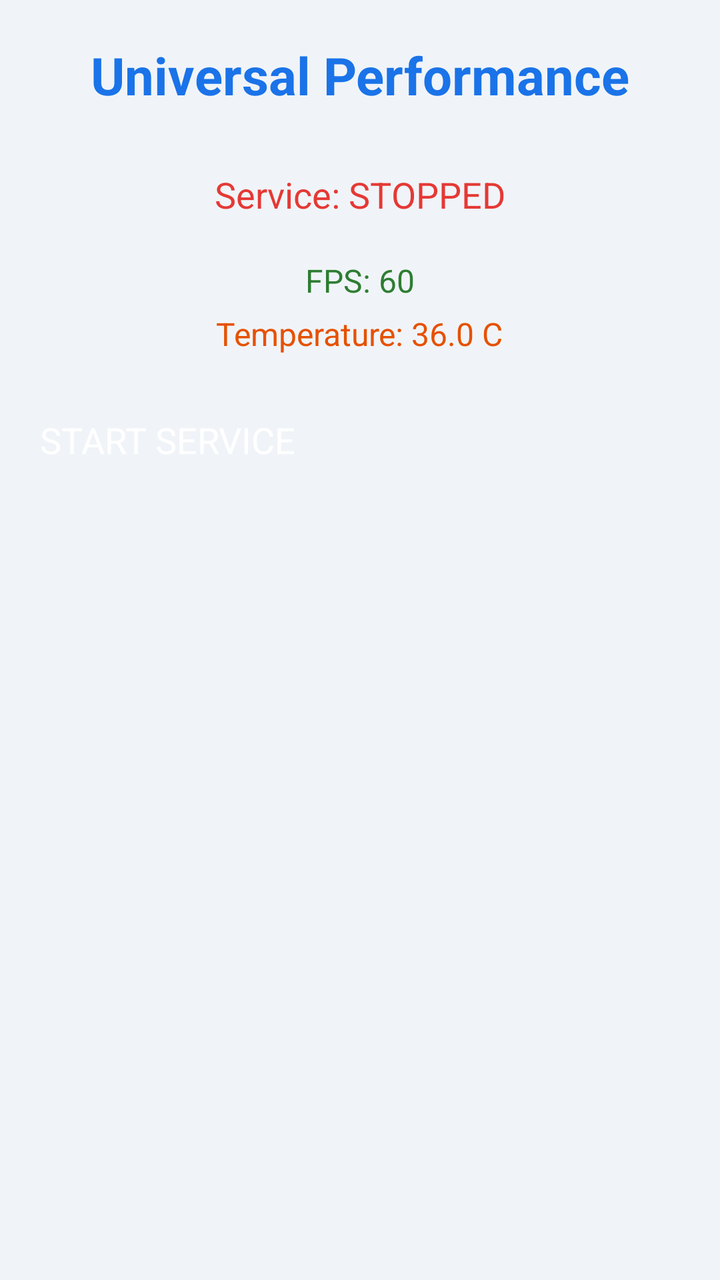
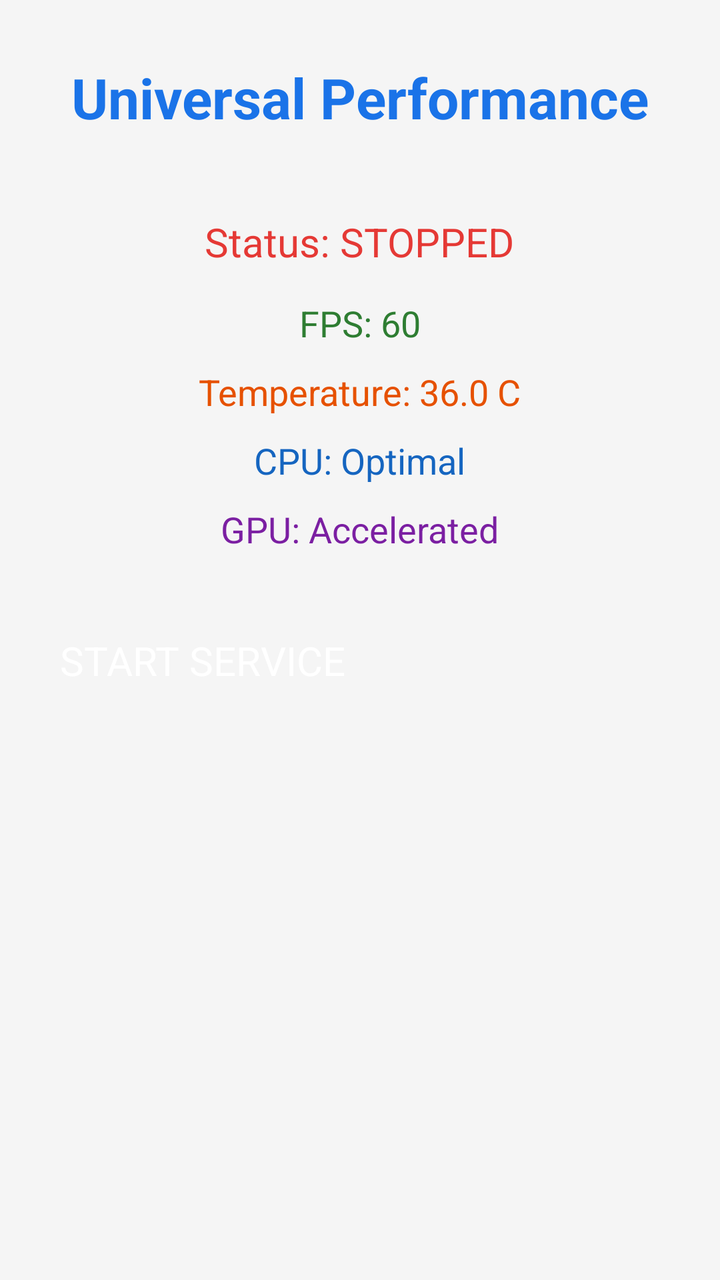

Two renders of the same Android screen: before a commit and after it. Below are the layout's source before the change and the commit's diff.
<!-- AndroidManifest.xml: application theme Theme.AppCompat.Light.NoActionBar -->
<!-- res/layout/activity_main.xml -->
<?xml version="1.0" encoding="utf-8"?>
<LinearLayout xmlns:android="http://schemas.android.com/apk/res/android"
    android:layout_width="match_parent"
    android:layout_height="match_parent"
    android:orientation="vertical"
    android:padding="20dp"
    android:gravity="center_horizontal"
    android:background="#F0F4F8">

    <TextView
        android:layout_width="wrap_content"
        android:layout_height="wrap_content"
        android:text="Universal Performance"
        android:textSize="26sp"
        android:textStyle="bold"
        android:textColor="#1A73E8"
        android:layout_marginBottom="30dp"/>

    <TextView
        android:id="@+id/tv_status"
        android:layout_width="wrap_content"
        android:layout_height="wrap_content"
        android:text="Service: STOPPED"
        android:textSize="18sp"
        android:textColor="#E53935"
        android:layout_marginBottom="20dp"/>

    <TextView
        android:id="@+id/tv_fps"
        android:layout_width="wrap_content"
        android:layout_height="wrap_content"
        android:text="FPS: 60"
        android:textSize="16sp"
        android:textColor="#2E7D32"
        android:layout_marginBottom="5dp"/>

    <TextView
        android:id="@+id/tv_temp"
        android:layout_width="wrap_content"
        android:layout_height="wrap_content"
        android:text="Temperature: 36.0 C"
        android:textSize="16sp"
        android:textColor="#E65100"
        android:layout_marginBottom="30dp"/>

    <Button
        android:id="@+id/btn_toggle"
        android:layout_width="match_parent"
        android:layout_height="55dp"
        android:text="START SERVICE"
        android:textSize="18sp"
        android:backgroundTint="#1A73E8"
        android:textColor="#FFFFFF"/>

</LinearLayout>
<!-- resources referenced by this layout -->
<resources>
  <style name="Theme.AppCompat.Light.NoActionBar" parent="Theme.AppCompat.Light.NoActionBar">
          <item name="colorPrimary">#1A73E8</item>
          <item name="colorAccent">#1A73E8</item>
      </style>
</resources>

<!-- the commit's change to res/layout/activity_main.xml (unified diff, before → after) -->
@@ -3,53 +3,70 @@
     android:layout_width="match_parent"
     android:layout_height="match_parent"
     android:orientation="vertical"
-    android:padding="20dp"
+    android:padding="30dp"
     android:gravity="center_horizontal"
-    android:background="#F0F4F8">
+    android:background="#F5F5F5">
 
     <TextView
         android:layout_width="wrap_content"
         android:layout_height="wrap_content"
         android:text="Universal Performance"
-        android:textSize="26sp"
+        android:textSize="28sp"
         android:textStyle="bold"
         android:textColor="#1A73E8"
-        android:layout_marginBottom="30dp"/>
+        android:layout_marginBottom="40dp"/>
 
     <TextView
         android:id="@+id/tv_status"
         android:layout_width="wrap_content"
         android:layout_height="wrap_content"
-        android:text="Service: STOPPED"
-        android:textSize="18sp"
+        android:text="Status: STOPPED"
+        android:textSize="20sp"
         android:textColor="#E53935"
-        android:layout_marginBottom="20dp"/>
+        android:layout_marginBottom="15dp"/>
 
     <TextView
         android:id="@+id/tv_fps"
         android:layout_width="wrap_content"
         android:layout_height="wrap_content"
         android:text="FPS: 60"
-        android:textSize="16sp"
+        android:textSize="18sp"
         android:textColor="#2E7D32"
-        android:layout_marginBottom="5dp"/>
+        android:layout_marginBottom="10dp"/>
 
     <TextView
         android:id="@+id/tv_temp"
         android:layout_width="wrap_content"
         android:layout_height="wrap_content"
         android:text="Temperature: 36.0 C"
-        android:textSize="16sp"
+        android:textSize="18sp"
         android:textColor="#E65100"
-        android:layout_marginBottom="30dp"/>
+        android:layout_marginBottom="10dp"/>
+
+    <TextView
+        android:id="@+id/tv_cpu"
+        android:layout_width="wrap_content"
+        android:layout_height="wrap_content"
+        android:text="CPU: Optimal"
+        android:textSize="18sp"
+        android:textColor="#1565C0"
+        android:layout_marginBottom="10dp"/>
+
+    <TextView
+        android:id="@+id/tv_gpu"
+        android:layout_width="wrap_content"
+        android:layout_height="wrap_content"
+        android:text="GPU: Accelerated"
+        android:textSize="18sp"
+        android:textColor="#7B1FA2"
+        android:layout_marginBottom="40dp"/>
 
     <Button
         android:id="@+id/btn_toggle"
         android:layout_width="match_parent"
-        android:layout_height="55dp"
+        android:layout_height="60dp"
         android:text="START SERVICE"
-        android:textSize="18sp"
+        android:textSize="20sp"
         android:backgroundTint="#1A73E8"
         android:textColor="#FFFFFF"/>
-
 </LinearLayout>
